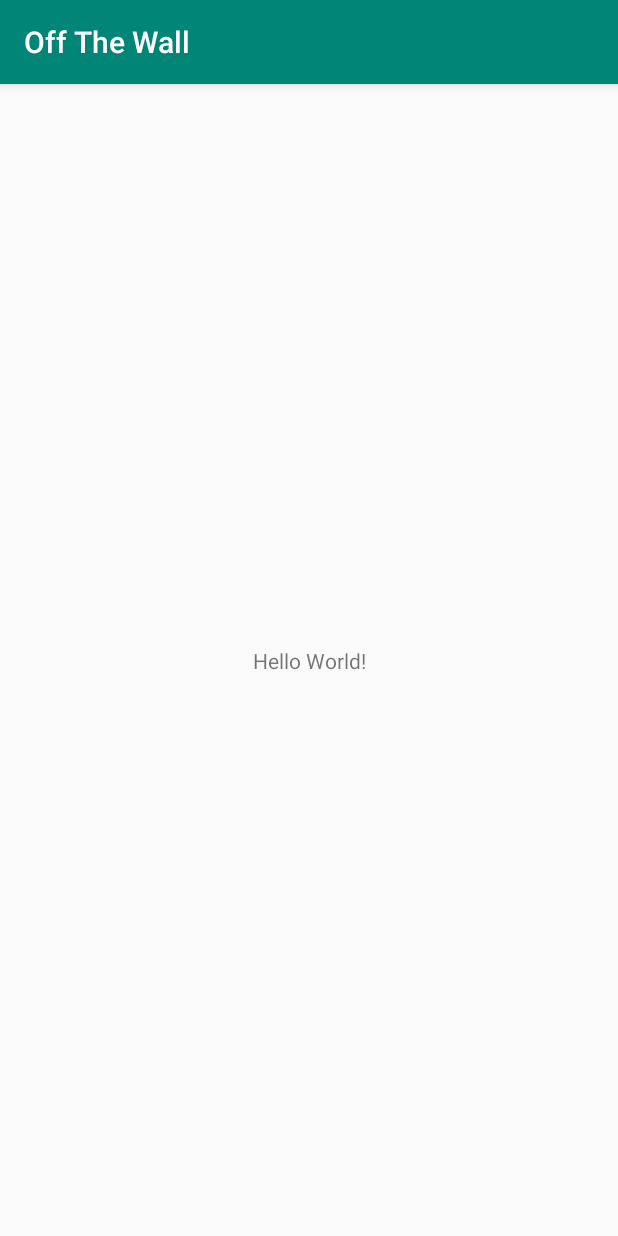
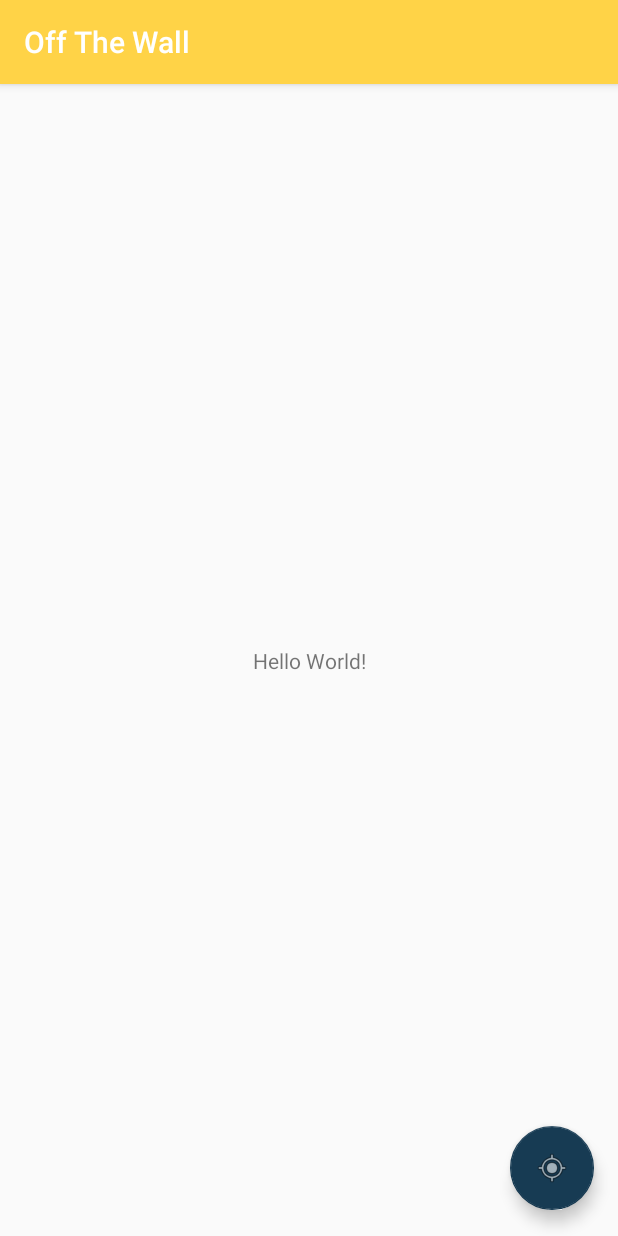
Before and after one commit to daffodil11/fe-offthewall-consumer, an Android app: the screen it shows after launch (MainActivity), on a phone screen of 412 x 824 dp. Run offline under Robolectric (Android 15) with nearby library versions, the phone set to English and light mode, and no system bars.

Commit message:
adds floatingactionbutton on main activity

```diff
--- a/app/build.gradle
+++ b/app/build.gradle
@@ -44,4 +44,5 @@ dependencies {
     testImplementation 'junit:junit:4.12'
     androidTestImplementation 'androidx.test:runner:1.2.0'
     androidTestImplementation 'androidx.test.espresso:espresso-core:3.2.0'
+    implementation 'com.google.android.material:material:1.0.0'
 }
--- a/app/src/main/java/com/slick/offthewall/MainActivity.java
+++ b/app/src/main/java/com/slick/offthewall/MainActivity.java
@@ -4,18 +4,30 @@ import androidx.appcompat.app.AppCompatActivity;
 
 import android.content.Intent;
 import android.os.Bundle;
+import android.view.View;
 import android.widget.TextView;
 
+import com.google.android.material.floatingactionbutton.FloatingActionButton;
+
 public class MainActivity extends AppCompatActivity {
+    private FloatingActionButton floatingActionButton;
 
     @Override
     protected void onCreate(Bundle savedInstanceState) {
         super.onCreate(savedInstanceState);
         setContentView(R.layout.activity_main);
-        TextView hello = (TextView) findViewById(R.id.hello);
-        Intent mapIntent = new Intent(this, MapsActivity.class);
-        hello.setOnClickListener(view -> {
-            startActivity(mapIntent);
+
+        floatingActionButton = findViewById(R.id.floatingActionButton);
+        floatingActionButton.setOnClickListener(new View.OnClickListener() {
+            @Override
+            public void onClick(View v) {
+                openMapActivity();
+            }
         });
     }
+    public void openMapActivity() {
+        Intent mapIntent = new Intent(this, MapsActivity.class);
+        startActivity(mapIntent);
+
+    }
 }
--- a/app/src/main/res/layout/activity_main.xml
+++ b/app/src/main/res/layout/activity_main.xml
@@ -9,11 +9,28 @@
     <TextView
         android:id="@+id/hello"
         android:layout_width="wrap_content"
-        android:layout_height="wrap_content"
+        android:layout_height="19dp"
         android:text="Hello World!"
         app:layout_constraintBottom_toBottomOf="parent"
         app:layout_constraintLeft_toLeftOf="parent"
         app:layout_constraintRight_toRightOf="parent"
         app:layout_constraintTop_toTopOf="parent" />
 
+    <com.google.android.material.floatingactionbutton.FloatingActionButton
+        android:id="@+id/floatingActionButton"
+        android:layout_width="wrap_content"
+        android:layout_height="wrap_content"
+        android:layout_marginStart="8dp"
+        android:layout_marginTop="8dp"
+        android:layout_marginEnd="8dp"
+        android:layout_marginBottom="8dp"
+        android:clickable="true"
+        app:layout_constraintBottom_toBottomOf="parent"
+        app:layout_constraintEnd_toEndOf="parent"
+        app:layout_constraintHorizontal_bias="0.976"
+        app:layout_constraintStart_toStartOf="parent"
+        app:layout_constraintTop_toTopOf="parent"
+        app:layout_constraintVertical_bias="0.987"
+        app:srcCompat="@android:drawable/ic_menu_mylocation" />
+
 </androidx.constraintlayout.widget.ConstraintLayout>
--- a/app/src/main/res/values/colors.xml
+++ b/app/src/main/res/values/colors.xml
@@ -1,6 +1,6 @@
 <?xml version="1.0" encoding="utf-8"?>
 <resources>
-    <color name="colorPrimary">#008577</color>
-    <color name="colorPrimaryDark">#00574B</color>
-    <color name="colorAccent">#D81B60</color>
+    <color name="colorPrimary">#FFD347</color>
+    <color name="colorPrimaryDark">#FFCF35</color>
+    <color name="colorAccent">#173B53</color>
 </resources>
```
